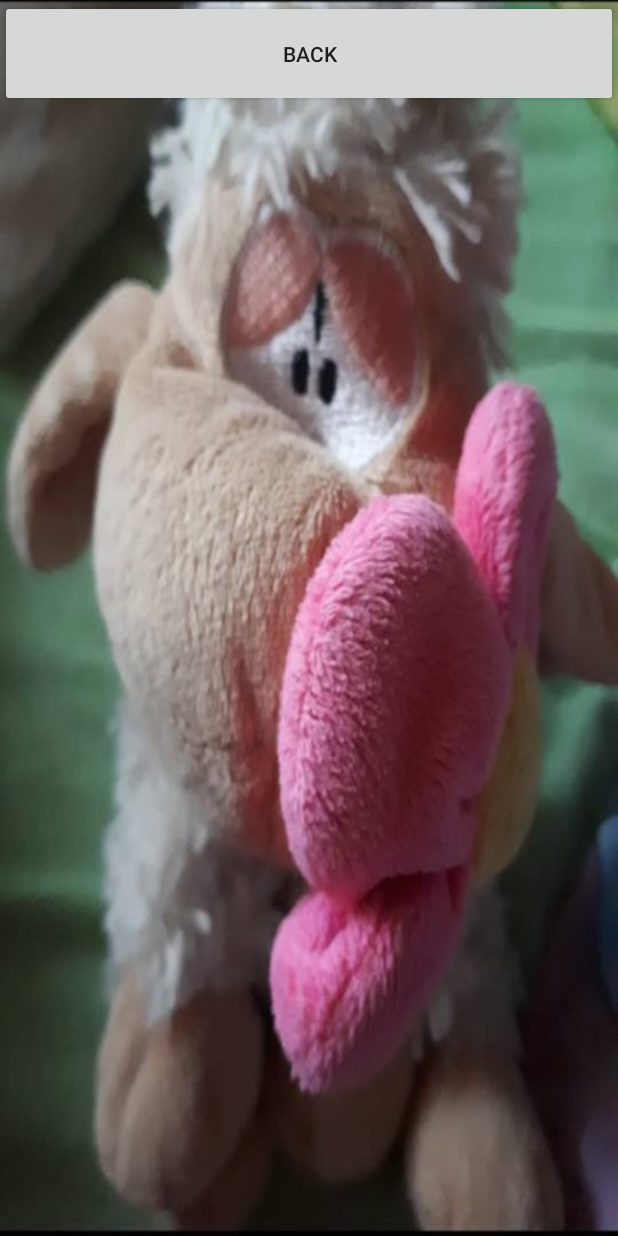
After one commit to Becia09/Pat2019_Beata_Piotrowska, an Android app: the layout content_main.xml on its own in the app's theme, with its tools: preview values and no code run, on a phone screen of 412 x 824 dp. The commit adds this screen. Run offline under Robolectric (Android 15) with nearby library versions, the phone set to English and light mode, and no system bars.

Commit message:
background

```diff
--- a/android1/app/build.gradle
+++ b/android1/app/build.gradle
@@ -22,6 +22,7 @@ dependencies {
     implementation fileTree(dir: 'libs', include: ['*.jar'])
     implementation 'com.android.support:appcompat-v7:28.0.0'
     implementation 'com.android.support.constraint:constraint-layout:1.1.3'
+    implementation 'com.android.support:design:28.0.0'
     testImplementation 'junit:junit:4.12'
     androidTestImplementation 'com.android.support.test:runner:1.0.2'
     androidTestImplementation 'com.android.support.test.espresso:espresso-core:3.0.2'
--- a/android1/app/src/main/AndroidManifest.xml
+++ b/android1/app/src/main/AndroidManifest.xml
@@ -9,7 +9,10 @@
         android:roundIcon="@mipmap/ic_launcher_round"
         android:supportsRtl="true"
         android:theme="@style/AppTheme">
-        <activity android:name=".MainActivity">
+        <activity
+            android:name=".MainActivity"
+            android:label="@string/app_name"
+            android:theme="@style/AppTheme.NoActionBar">
             <intent-filter>
                 <action android:name="android.intent.action.MAIN" />
 
--- /dev/null
+++ b/android1/app/src/main/res/layout/content_main.xml
@@ -0,0 +1,20 @@
+<?xml version="1.0" encoding="utf-8"?>
+<android.support.constraint.ConstraintLayout xmlns:android="http://schemas.android.com/apk/res/android"
+    xmlns:app="http://schemas.android.com/apk/res-auto"
+    xmlns:tools="http://schemas.android.com/tools"
+    android:layout_width="match_parent"
+    android:layout_height="match_parent"
+    app:layout_behavior="@string/appbar_scrolling_view_behavior"
+    tools:context=".MainActivity"
+    tools:showIn="@layout/activity_main"
+    android:background="@drawable/owczunia" >
+
+    <Button
+        android:id="@+id/button"
+        android:layout_width="match_parent"
+        android:layout_height="71dp"
+        android:layout_alignParentTop="true"
+        android:layout_centerHorizontal="true"
+        android:text="@string/button1" />
+
+</android.support.constraint.ConstraintLayout>
--- /dev/null
+++ b/android1/app/src/main/res/values/dimens.xml
@@ -0,0 +1,3 @@
+<resources>
+    <dimen name="fab_margin">16dp</dimen>
+</resources>
--- a/android1/app/src/main/res/values/strings.xml
+++ b/android1/app/src/main/res/values/strings.xml
@@ -1,4 +1,5 @@
 <resources>
     <string name="app_name">beata.piotrowska</string>
+    <string name="action_settings">Settings</string>
     <string name="button1">BACK</string>
 </resources>
--- a/android1/app/src/main/res/values/styles.xml
+++ b/android1/app/src/main/res/values/styles.xml
@@ -8,4 +8,13 @@
         <item name="colorAccent">@color/colorAccent</item>
     </style>
 
+    <style name="AppTheme.NoActionBar">
+        <item name="windowActionBar">false</item>
+        <item name="windowNoTitle">true</item>
+    </style>
+
+    <style name="AppTheme.AppBarOverlay" parent="ThemeOverlay.AppCompat.Dark.ActionBar" />
+
+    <style name="AppTheme.PopupOverlay" parent="ThemeOverlay.AppCompat.Light" />
+
 </resources>
```
Also changed, not shown: android1/app/src/main/java/com/example/becia/beatapiotrowska/MainActivity.java (+31 -1 lines), android1/app/src/main/res/layout/activity_main.xml (+16 -16 lines), android1/app/src/main/res/menu/menu_main.xml (added, +10 -0 lines), android1/app/src/main/res/drawable/owczunia.jpg (added).
